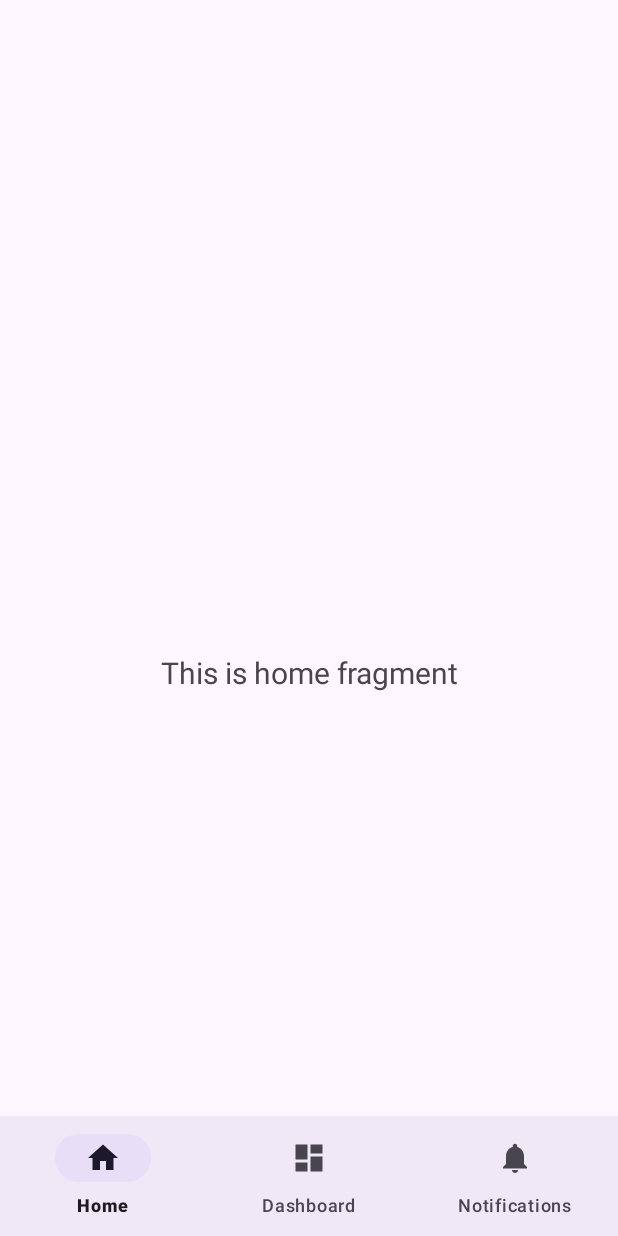
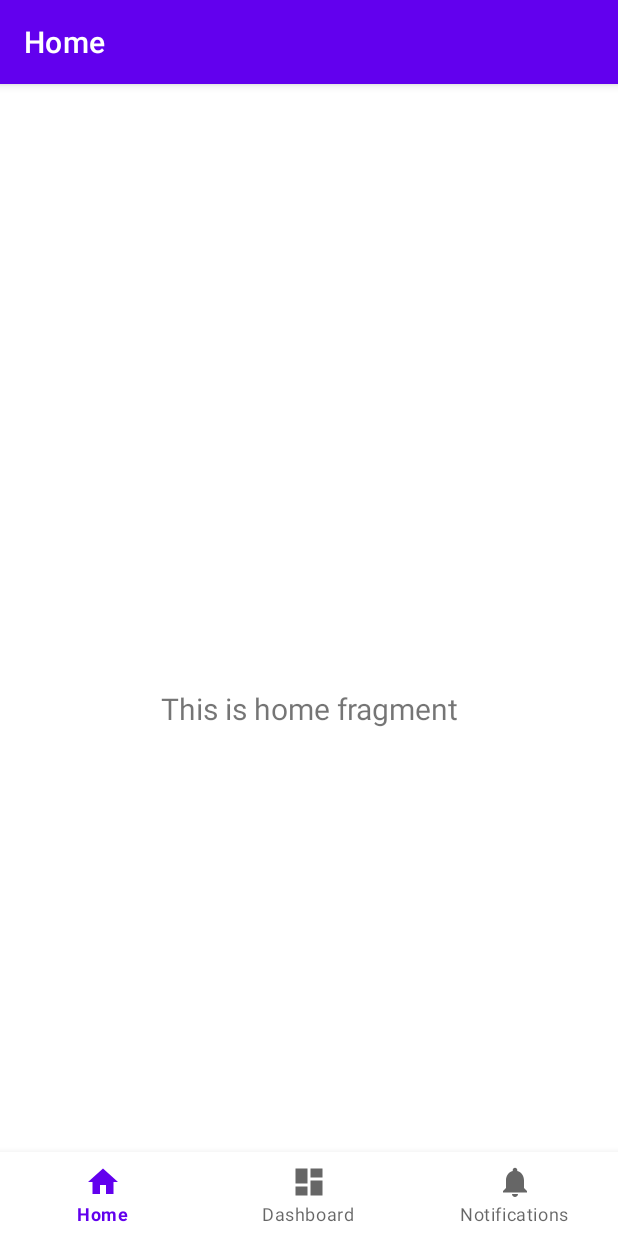
Before and after one commit to ZhongHao-FS/DVP5, an Android app: the screen it shows after launch (MainActivity), on a phone screen of 412 x 824 dp. Run offline under Robolectric (Android 15) with nearby library versions, the light colour scheme and no system bars; our stand-ins replace navigation-ui.

Commit message:
Revert "Material3 setup"
This reverts commit a2f7ac8b8f747d0123845dcc395e2fdf2ac3b749.

```diff
--- a/PocketChef/app/src/main/res/values-night/themes.xml
+++ b/PocketChef/app/src/main/res/values-night/themes.xml
@@ -1,14 +1,14 @@
 <resources xmlns:tools="http://schemas.android.com/tools">
     <!-- Base application theme. -->
-    <style name="Theme.PocketChef" parent="Theme.Material3.DayNight.NoActionBar">
+    <style name="Theme.PocketChef" parent="Theme.MaterialComponents.DayNight.DarkActionBar">
         <!-- Primary brand color. -->
-        <item name="colorPrimary">@color/system_accent1_200</item>
-        <item name="colorPrimaryVariant">@color/system_accent1_700</item>
-        <item name="colorOnPrimary">@color/system_accent1_800</item>
+        <item name="colorPrimary">@color/purple_200</item>
+        <item name="colorPrimaryVariant">@color/purple_700</item>
+        <item name="colorOnPrimary">@color/black</item>
         <!-- Secondary brand color. -->
-        <item name="colorSecondary">@color/system_accent2_200</item>
-        <item name="colorSecondaryVariant">@color/system_accent2_700</item>
-        <item name="colorOnSecondary">@color/system_accent2_800</item>
+        <item name="colorSecondary">@color/teal_200</item>
+        <item name="colorSecondaryVariant">@color/teal_200</item>
+        <item name="colorOnSecondary">@color/black</item>
         <!-- Status bar color. -->
         <item name="android:statusBarColor" tools:targetApi="l">?attr/colorPrimaryVariant</item>
         <!-- Customize your theme here. -->
--- a/PocketChef/app/src/main/res/values/colors.xml
+++ b/PocketChef/app/src/main/res/values/colors.xml
@@ -1,15 +1,10 @@
 <?xml version="1.0" encoding="utf-8"?>
 <resources>
-    <color name="system_accent1_200">#FFD0BCFF</color>
-    <color name="system_accent1_600">#FF6750A4</color>
-    <color name="system_accent1_100">#FFEADDFF</color>
-    <color name="system_accent1_700">#FF4F378B</color>
-    <color name="system_accent1_800">#FF381E72</color>
-    <color name="system_accent2_600">#FF625B71</color>
-    <color name="system_accent2_100">#FFE8DEF8</color>
-    <color name="system_accent2_200">#FFCCC2DC</color>
-    <color name="system_accent2_700">#FF4A4458</color>
-    <color name="system_accent2_800">#FF332D41</color>
+    <color name="purple_200">#FFBB86FC</color>
+    <color name="purple_500">#FF6200EE</color>
+    <color name="purple_700">#FF3700B3</color>
+    <color name="teal_200">#FF03DAC5</color>
+    <color name="teal_700">#FF018786</color>
     <color name="black">#FF000000</color>
     <color name="white">#FFFFFFFF</color>
 </resources>
--- a/PocketChef/app/src/main/res/values/themes.xml
+++ b/PocketChef/app/src/main/res/values/themes.xml
@@ -1,14 +1,14 @@
 <resources xmlns:tools="http://schemas.android.com/tools">
     <!-- Base application theme. -->
-    <style name="Theme.PocketChef" parent="Theme.Material3.DayNight.NoActionBar">
+    <style name="Theme.PocketChef" parent="Theme.MaterialComponents.DayNight.DarkActionBar">
         <!-- Primary brand color. -->
-        <item name="colorPrimary">@color/system_accent1_600</item>
-        <item name="colorPrimaryVariant">@color/system_accent1_100</item>
+        <item name="colorPrimary">@color/purple_500</item>
+        <item name="colorPrimaryVariant">@color/purple_700</item>
         <item name="colorOnPrimary">@color/white</item>
         <!-- Secondary brand color. -->
-        <item name="colorSecondary">@color/system_accent2_600</item>
-        <item name="colorSecondaryVariant">@color/system_accent2_100</item>
-        <item name="colorOnSecondary">@color/white</item>
+        <item name="colorSecondary">@color/teal_200</item>
+        <item name="colorSecondaryVariant">@color/teal_700</item>
+        <item name="colorOnSecondary">@color/black</item>
         <!-- Status bar color. -->
         <item name="android:statusBarColor" tools:targetApi="l">?attr/colorPrimaryVariant</item>
         <!-- Customize your theme here. -->
```
